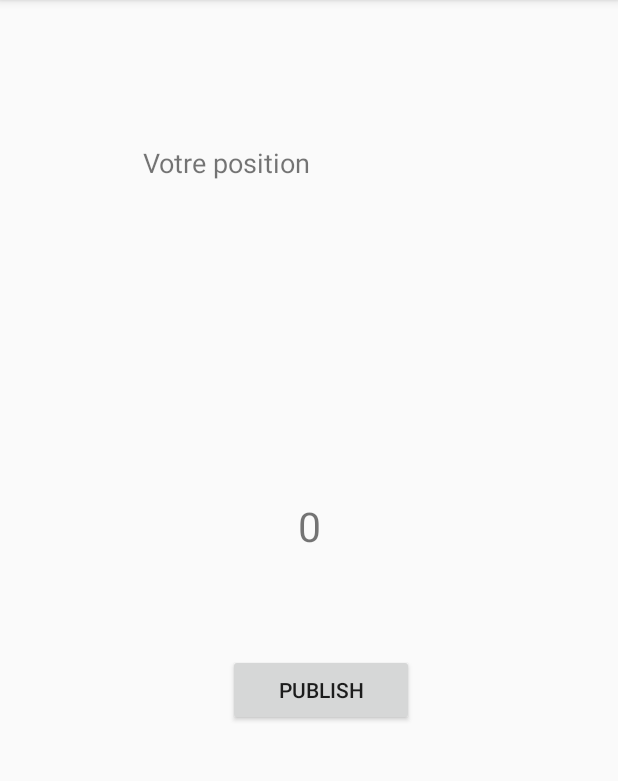
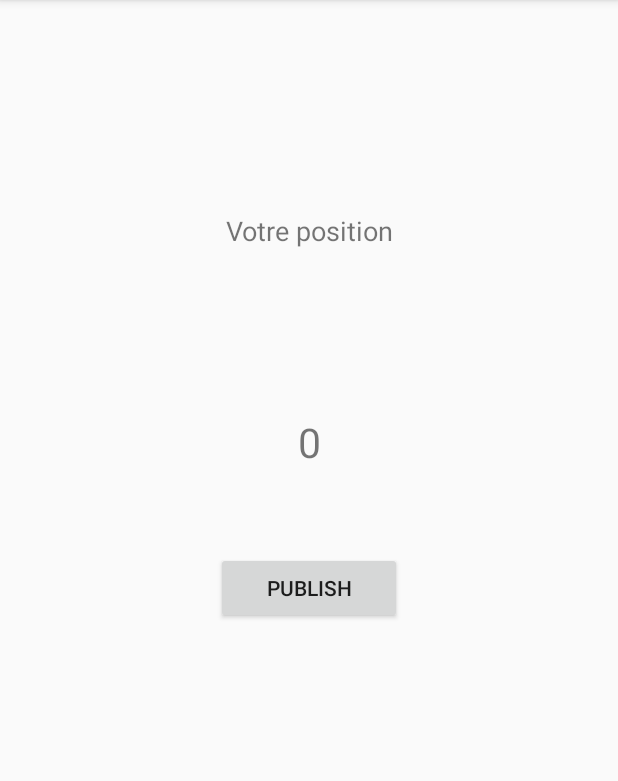
Before and after one commit to LucasAubron/PS6-connected-object-Create-a-new-team, an Android app: the screen it shows after launch (MainActivity), on a phone screen of 412 x 824 dp, the part 84-865 px from its top. Run offline under Robolectric (Android 15) with nearby library versions, the phone set to English and light mode, and no system bars; libraries missing offline, so code that uses them is left out: org.eclipse.paho; 2 statements that could not run were skipped.

Commit message:
#12 remise à niveau dernière version

```diff
--- a/PS6finalandroid/app/src/main/java/fr/etudes/ps6finalandroid/utils/Constants.java
+++ b/PS6finalandroid/app/src/main/java/fr/etudes/ps6finalandroid/utils/Constants.java
@@ -9,7 +9,7 @@ package fr.etudes.ps6finalandroid.utils;
 
 public class Constants {
 
-    public static final String MQTT_BROKER_URL = "tcp://172.19.250.237:1883";
+    public static final String MQTT_BROKER_URL = "tcp://192.168.5.150:1883";
 
     public static final String PUBLISH_TOPIC = "join/topic";
 
--- a/PS6finalandroid/app/src/main/res/layout/activity_main.xml
+++ b/PS6finalandroid/app/src/main/res/layout/activity_main.xml
@@ -11,12 +11,11 @@
         android:id="@+id/publishMessage"
         android:layout_width="124dp"
         android:layout_height="48dp"
-        android:layout_marginTop="436dp"
-        android:layout_marginRight="136dp"
+        android:layout_marginTop="368dp"
         android:text="Publish"
 
         app:layout_constraintEnd_toEndOf="parent"
-        app:layout_constraintHorizontal_bias="1.0"
+        app:layout_constraintHorizontal_bias="0.5"
         app:layout_constraintStart_toStartOf="parent"
         app:layout_constraintTop_toTopOf="parent" />
 
@@ -25,6 +24,7 @@
         android:layout_width="222dp"
         android:layout_height="116dp"
         android:layout_marginTop="96dp"
+        android:gravity="center"
         android:text="Votre position"
         android:textSize="18sp"
         app:layout_constraintEnd_toEndOf="parent"
@@ -36,12 +36,11 @@
         android:id="@+id/nombre"
         android:layout_width="113dp"
         android:layout_height="78dp"
-        android:layout_marginTop="100dp"
+        android:layout_marginTop="44dp"
         android:gravity="center"
         android:text="0"
         android:textSize="27sp"
         app:layout_constraintEnd_toEndOf="parent"
-        app:layout_constraintHorizontal_bias="0.5"
         app:layout_constraintStart_toStartOf="parent"
         app:layout_constraintTop_toBottomOf="@+id/texte" />
 
```
Also changed, not shown: PS6finalandroid/app/src/main/java/fr/etudes/ps6finalandroid/activities/MainActivity.java (+7 -9 lines).
